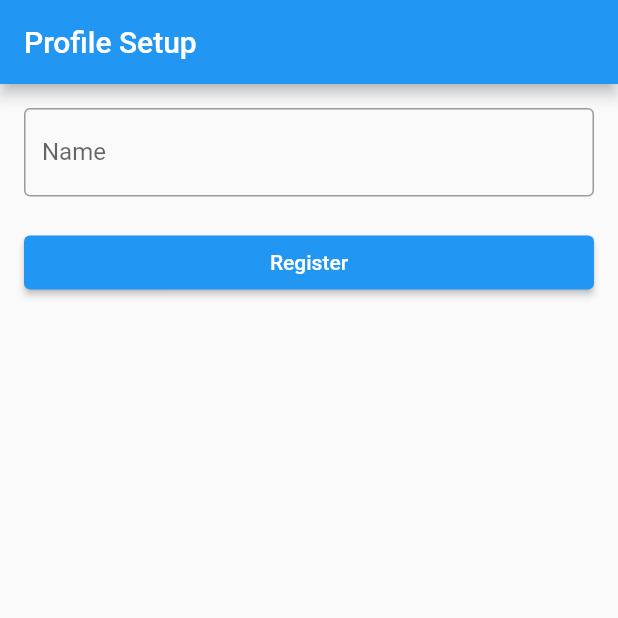
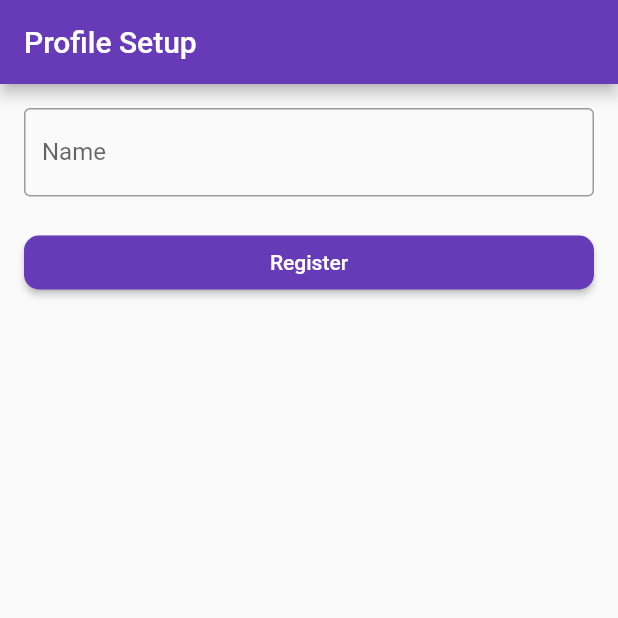
Before and after one commit to SyedFrazAli/uniChatFirebase, a Flutter app: the ProfileSetupScreen screen opened directly with empty values, on a phone screen of 412 x 824 dp, the top half of it. Run offline on Flutter 3.47's test engine with Material 2 defaults, Android fonts, the phone set to English and light mode, and no system bars; our stand-ins replace firebase_auth, firebase_core, flutter_dotenv, pinput; missing offline and left inert: zego_zimkit; accounts and stored records are empty.

```diff
--- a/chat/lib/profile_setup_screen.dart
+++ b/chat/lib/profile_setup_screen.dart
@@ -7,7 +7,7 @@ import 'package:zego_zimkit/zego_zimkit.dart';
 class ProfileSetupScreen extends StatefulWidget {
   final String phoneNumber;
 
- const ProfileSetupScreen({required this.phoneNumber, Key? key})
+  const ProfileSetupScreen({required this.phoneNumber, Key? key})
       : super(key: key);
   @override
   State<ProfileSetupScreen> createState() => _ProfileSetupScreenState();
@@ -20,6 +20,7 @@ class _ProfileSetupScreenState extends State<ProfileSetupScreen> {
   Widget build(BuildContext context) {
     return Scaffold(
       appBar: AppBar(
+        backgroundColor: Colors.deepPurple,
         title: const Text('Profile Setup'),
       ),
       body: Container(
@@ -45,6 +46,12 @@ class _ProfileSetupScreenState extends State<ProfileSetupScreen> {
                 Navigator.of(context).push(
                     MaterialPageRoute(builder: (_) => const HomeScreen()));
               },
+              style: ElevatedButton.styleFrom(
+                backgroundColor: Colors.deepPurple,
+                shape: RoundedRectangleBorder(
+                  borderRadius: BorderRadius.circular(10),
+                ),
+              ),
               child: const Text('Register'),
             ),
           ],
```
